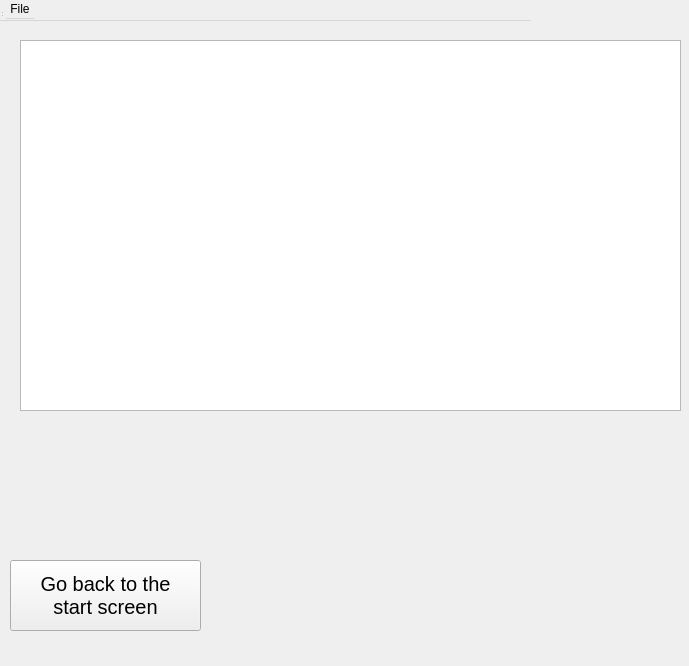
Qt form test_mult_window/windowOutput.ui (tony-the-cony/dsba-itop2021-hw1) before a commit.
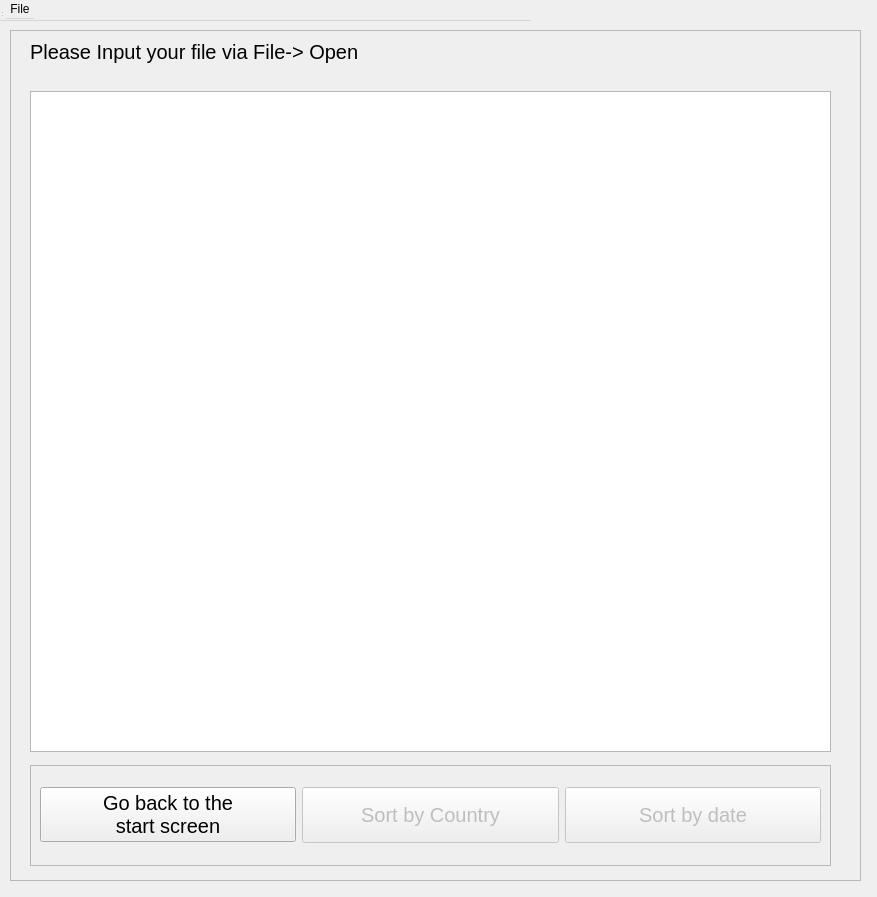
The same form after that commit. Custom widgets are drawn as their Qt base class.

```diff
--- a/test_mult_window/windowOutput.ui
+++ b/test_mult_window/windowOutput.ui
@@ -6,8 +6,8 @@
    <rect>
     <x>0</x>
     <y>0</y>
-    <width>689</width>
-    <height>666</height>
+    <width>877</width>
+    <height>897</height>
    </rect>
   </property>
   <property name="windowTitle">
@@ -18,19 +18,37 @@
     <rect>
      <x>10</x>
      <y>30</y>
-     <width>681</width>
-     <height>631</height>
+     <width>851</width>
+     <height>851</height>
     </rect>
    </property>
+   <layout class="QVBoxLayout" name="verticalLayout">
+    <item>
+     <widget class="QFrame" name="frame_2">
+      <property name="frameShape">
+       <enum>QFrame::StyledPanel</enum>
+      </property>
+      <property name="frameShadow">
+       <enum>QFrame::Raised</enum>
+      </property>
+      <widget class="QFrame" name="frame">
+       <property name="geometry">
+        <rect>
+         <x>20</x>
+         <y>735</y>
+         <width>801</width>
+         <height>101</height>
+        </rect>
+       </property>
+       <property name="frameShape">
+        <enum>QFrame::StyledPanel</enum>
+       </property>
+       <property name="frameShadow">
+        <enum>QFrame::Raised</enum>
+       </property>
+       <layout class="QGridLayout" name="gridLayout">
+        <item row="0" column="0">
    <widget class="QPushButton" name="pushButton3">
-    <property name="geometry">
-     <rect>
-      <x>0</x>
-      <y>530</y>
-      <width>191</width>
-      <height>71</height>
-     </rect>
-    </property>
     <property name="font">
      <font>
       <pointsize>15</pointsize>
@@ -44,16 +62,88 @@
      <bool>false</bool>
     </property>
    </widget>
+        </item>
+        <item row="0" column="1">
+         <widget class="QPushButton" name="pushButtonSortCountry">
+          <property name="enabled">
+           <bool>false</bool>
+          </property>
+          <property name="minimumSize">
+           <size>
+            <width>0</width>
+            <height>56</height>
+           </size>
+          </property>
+          <property name="font">
+           <font>
+            <pointsize>15</pointsize>
+           </font>
+          </property>
+          <property name="text">
+           <string>Sort by Country</string>
+          </property>
+          <property name="autoDefault">
+           <bool>false</bool>
+          </property>
+         </widget>
+        </item>
+        <item row="0" column="2">
+         <widget class="QPushButton" name="pushButtonSortDate">
+          <property name="enabled">
+           <bool>false</bool>
+          </property>
+          <property name="minimumSize">
+           <size>
+            <width>0</width>
+            <height>56</height>
+           </size>
+          </property>
+          <property name="font">
+           <font>
+            <pointsize>15</pointsize>
+           </font>
+          </property>
+          <property name="text">
+           <string>Sort by date</string>
+          </property>
+          <property name="autoDefault">
+           <bool>false</bool>
+          </property>
+         </widget>
+        </item>
+       </layout>
+      </widget>
    <widget class="QTableView" name="tableView">
     <property name="geometry">
      <rect>
-      <x>10</x>
+         <x>20</x>
+         <y>61</y>
+         <width>801</width>
+         <height>661</height>
+        </rect>
+       </property>
+      </widget>
+      <widget class="QLabel" name="label">
+       <property name="geometry">
+        <rect>
+         <x>20</x>
       <y>10</y>
-      <width>661</width>
-      <height>371</height>
-     </rect>
-    </property>
-   </widget>
+         <width>333</width>
+         <height>24</height>
+        </rect>
+       </property>
+       <property name="font">
+        <font>
+         <pointsize>15</pointsize>
+        </font>
+       </property>
+       <property name="text">
+        <string>Please Input your file via File-&gt; Open</string>
+       </property>
+      </widget>
+     </widget>
+    </item>
+   </layout>
   </widget>
   <widget class="QMenuBar" name="menubar">
    <property name="geometry">
```
Lines whose indentation alone changed are shown as unchanged.
